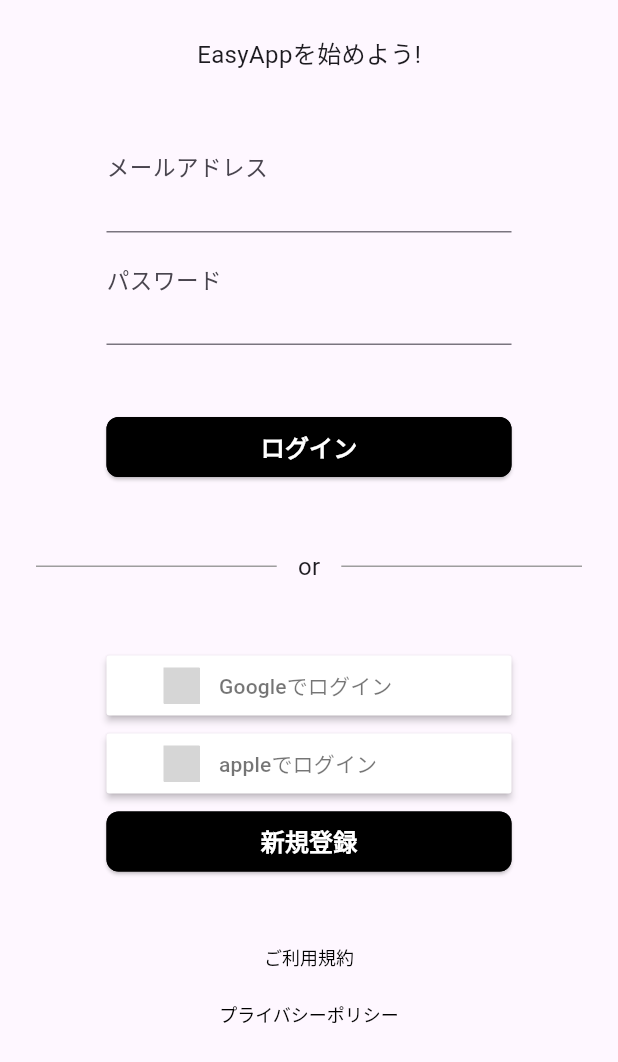
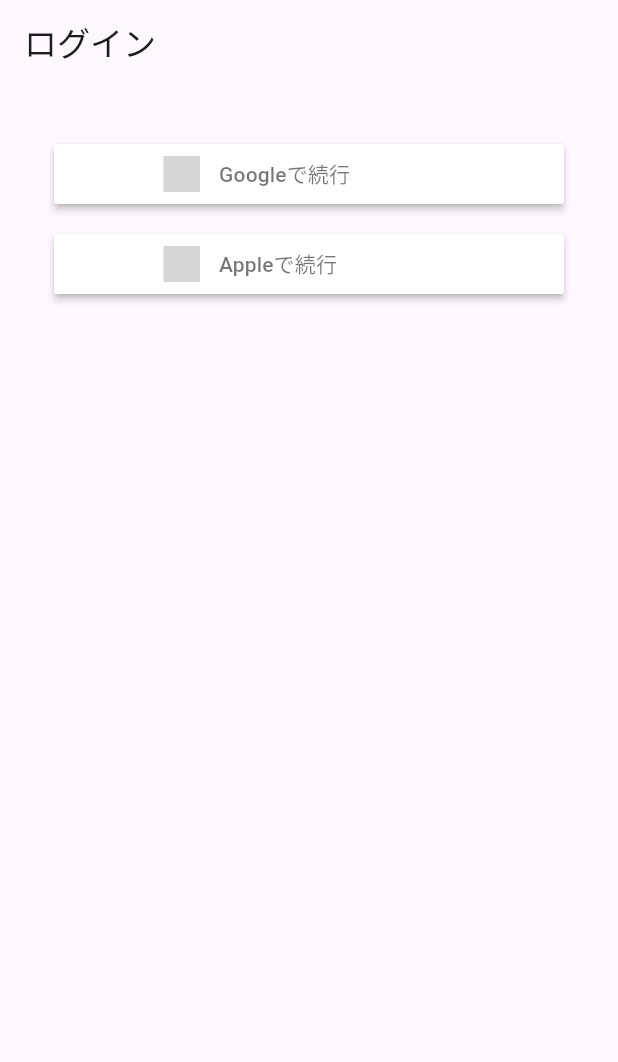
Before and after one commit to hinata2145/Easy_app, a Flutter app: the screen it shows after launch, on a phone screen of 412 x 824 dp. Shown: the top 1062 px of the screen. Run offline on Flutter 3.47's test engine with Material 3 defaults, Android fonts, the phone set to English and light mode, and no system bars; drawn by our look-alikes of sign_in_button; grey boxes are pictures that could not be loaded.

Commit message:
デザインの変更

```diff
--- a/lib/login_page.dart
+++ b/lib/login_page.dart
@@ -10,136 +10,34 @@
   @override
   Widget build(BuildContext context) {
     return Scaffold(
-      body: SafeArea(
-        child: SingleChildScrollView(
-          padding: const EdgeInsets.symmetric(horizontal: 24, vertical: 24),
-          child: Center(
+      appBar: AppBar(
+        title: const Text("ログイン"),
+      ),
+      body: Center(
+        child: Container(
+          margin: const EdgeInsets.only(top: 40),
           child: Column(
-              mainAxisAlignment: MainAxisAlignment.center,
             children: [
               SizedBox(
-                  width: 270,
-                  child: Column(
-                    children: [
-                      const Text(
-                        "EasyAppを始めよう!",
-                        style: TextStyle(fontSize: 16),
-                      ),
-                      const SizedBox(height: 48),
-                      const TextField(
-                        decoration: InputDecoration(
-                          labelStyle: TextStyle(fontSize: 20),
-                          labelText: 'メールアドレス',
-                          floatingLabelBehavior: FloatingLabelBehavior.always,
-                        ),
-                      ),
-                      const SizedBox(height: 16),
-                      const TextField(
-                        decoration: InputDecoration(
-                          labelStyle: TextStyle(fontSize: 20),
-                          labelText: 'パスワード',
-                          floatingLabelBehavior: FloatingLabelBehavior.always,
-                        ),
-                      ),
-                      const SizedBox(height: 48),
-                      SizedBox(
-                        width: 270,
                   height: 40,
-                        child: CommonButton(
-                          text: 'ログイン',
-                          onpressed: () {
-                            Navigator.push(
-                              context,
-                              MaterialPageRoute(
-                                  builder: (context) => const HomePage()),
-                            );
-                          },
-                          ),
-                      ),
-                    ],
-                  ),
-                ),
-                Padding(
-                  padding: const EdgeInsets.symmetric(vertical: 48),
-                  child: Row(
-                    mainAxisAlignment: MainAxisAlignment.center,
-                    children: [
-                      Expanded(
-                        child: Container(
-                          height: 1,
-                          color: Colors.grey,
-                        ),
-                      ),
-                      const Padding(
-                        padding: EdgeInsets.symmetric(horizontal: 14),
-                        child: Text(
-                          'or',
-                          style: TextStyle(fontSize: 16),
-                        ),
-                      ),
-                      Expanded(
-                        child: Container(
-                          height: 1,
-                          color: Colors.grey,
-                        ),
-                      ),
-                    ],
-                  ),
-                ),
-                SizedBox(
-                  width: 270,
-                  height: 40,
+                  width: 340,
                   child: SignInButton(
                     Buttons.google,
-                      text: "Googleでログイン",
+                    text: "Googleで続行",
                     onPressed: () {},
-                    )
-                ),
-                const SizedBox(
-                  height: 12,
-                ),
-                SizedBox(
-                  width: 270,
-                  height: 40,
-                  child:  SignInButton(
-                      Buttons.apple,
-                      text: "appleでログイン",
-                      onPressed: () {},
-                    )
-                ),
-                const SizedBox(
-                  height: 12,
-                ),
-                SizedBox(
-                  width: 270,
-                  height: 40,
-                  child: CommonButton(
-                    text: '新規登録',
-                    onpressed: () {},
-                  ),
-                ),
-                const SizedBox(
-                  height: 48,
-                ),
-                RichText(
-                  text: TextSpan(
-                    text: "ご利用規約",
-                    style: const TextStyle(color: Colors.black, fontSize: 12),
-                    recognizer: TapGestureRecognizer()..onTap = () {},
-                  ),
-                ),
+                  )),
               const SizedBox(
                 height: 20,
               ),
-                RichText(
-                  text: TextSpan(
-                    text: "プライバシーポリシー",
-                    style: const TextStyle(color: Colors.black, fontSize: 12),
-                    recognizer: TapGestureRecognizer()..onTap = () {},
-                  ),
-                ),
+              SizedBox(
+                  height: 40,
+                  width: 340,
+                  child: SignInButton(
+                    Buttons.apple,
+                    text: "Appleで続行",
+                    onPressed: () {},
+                  )),
             ],
-            ),
           ),
         ),
       ),
```
Lines whose indentation alone changed are shown as unchanged.
